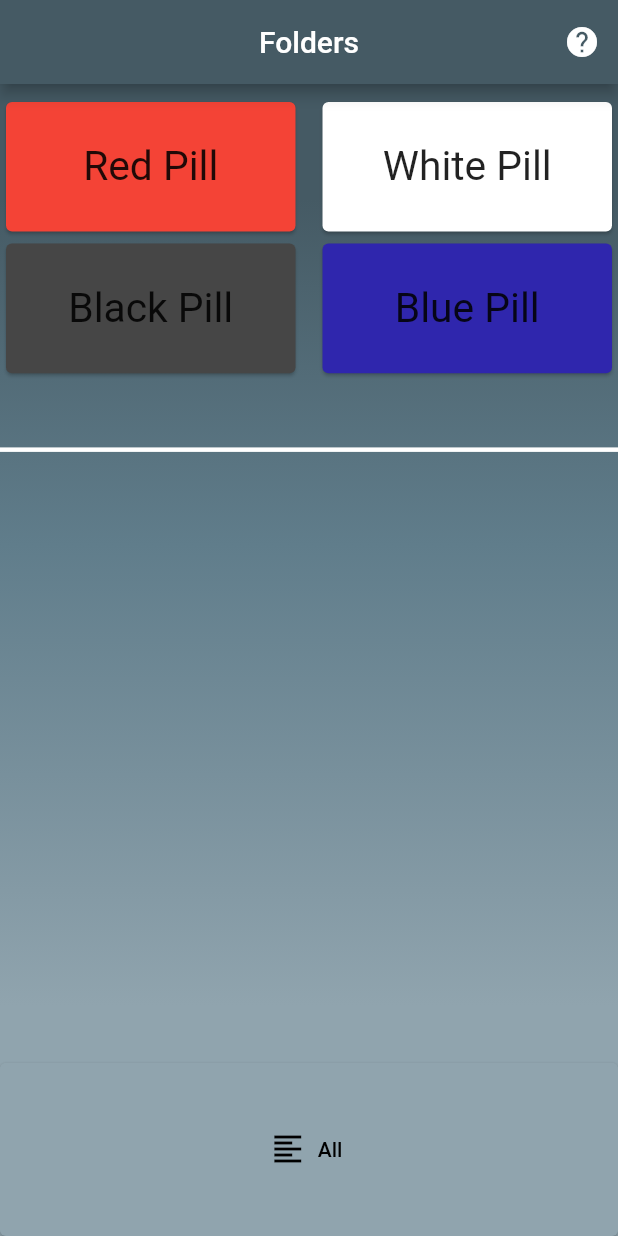
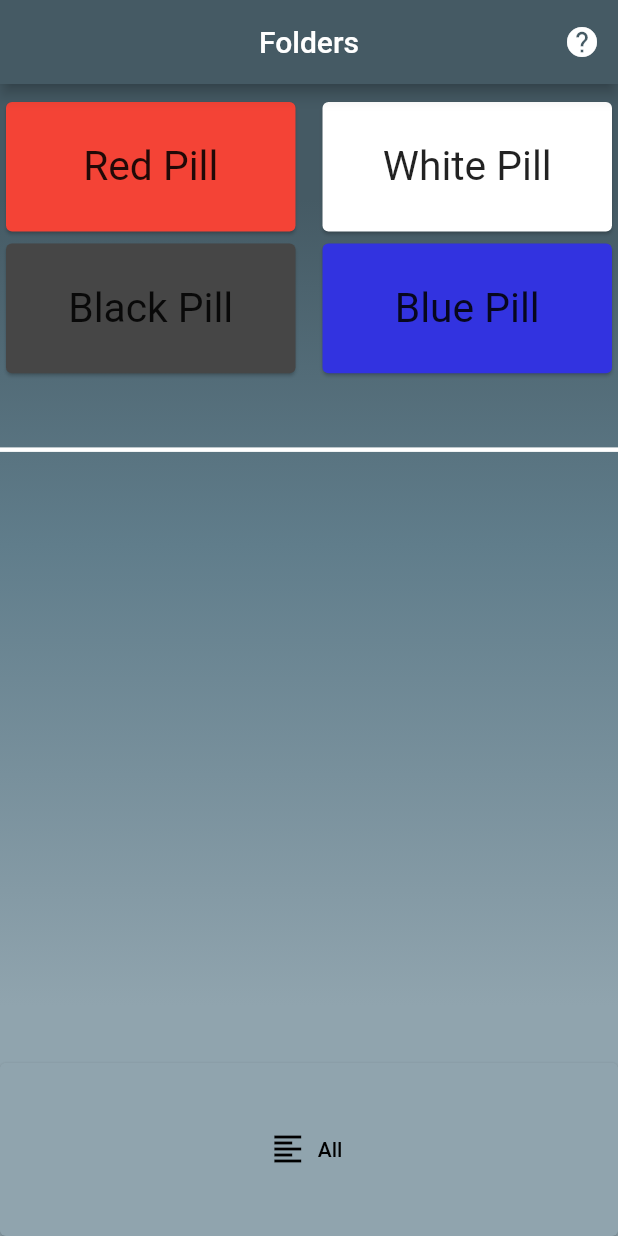
Before and after one commit to pzet123/writings, a Flutter app: the screen it shows after launch, on a phone screen of 412 x 824 dp. Run offline on Flutter 3.47's test engine with Material 2 defaults, Android fonts, the phone set to English and light mode, and no system bars.

```diff
--- a/lib/homeScreen.dart
+++ b/lib/homeScreen.dart
@@ -17,7 +17,7 @@ const String whitePillString = "White Pill";
 const String blackPillString = "Black Pill";
 const String bluePillString = "Blue Pill";
 const List folderImportanceAttributes = [[redPillString, Colors.red], [whitePillString, Colors.white],
-  [blackPillString, Color.fromARGB(255, 70, 70, 70)], [bluePillString, Color.fromARGB(255, 47, 38, 173)]];
+  [blackPillString, Color.fromARGB(255, 70, 70, 70)], [bluePillString, Color.fromARGB(255, 50, 51, 224)]];
 
 
 
@@ -140,7 +140,7 @@ class _homeScreenState extends State<homeScreen> with WidgetsBindingObserver{
   List<Widget> getTagFolders(Map writingTagMap, BuildContext context, Set tags){
     List<Widget> tagFolderCards = tags.map((tag) {
       return GestureDetector(
-        child: getFolderCard(tag, Colors.blueGrey[300]),
+        child: getFolderCard(tag, Colors.blueGrey[300], true),
         onTap: (){
           displayWritings(writingTagMap[tag], tag: tag);
         },
@@ -255,7 +255,7 @@ class _homeScreenState extends State<homeScreen> with WidgetsBindingObserver{
       String importanceName = importanceAttributes[0];
       Color importanceColor = importanceAttributes[1];
       return GestureDetector(
-        child: getFolderCard(importanceName, importanceColor),
+        child: getFolderCard(importanceName, importanceColor, false),
         onTap: () {
           displayWritings(writingImportanceMap[importanceName], importance: importanceName);
         },
@@ -264,7 +264,7 @@ class _homeScreenState extends State<homeScreen> with WidgetsBindingObserver{
     return importanceFolderCards;
   }
 
-  Widget getFolderCard(String title, Color color){
+  Widget getFolderCard(String title, Color color, bool folderCard){
     return Card(
       color: color,
       child: Padding(
@@ -272,7 +272,7 @@ class _homeScreenState extends State<homeScreen> with WidgetsBindingObserver{
         child: Center(
           child: Text(title,
               style: TextStyle(
-                fontSize: fontSize,
+                fontSize: (folderCard) ? fontSize * 0.8 : fontSize,
               )),
         ),
       ),
--- a/lib/writingScreen.dart
+++ b/lib/writingScreen.dart
@@ -249,7 +249,7 @@ class _writingScreenState extends State<writingScreen> with TickerProviderStateM
   Widget getBluePillContainer(Writing writing){
     return Container(
       margin: EdgeInsets.all(8),
-      child: getWidgetTile(writing,  Color.fromARGB(255, 47, 38, 173))
+      child: getWidgetTile(writing, Color.fromARGB(255, 50, 51, 224))
     );
   }
 
--- a/lib/writingViewing.dart
+++ b/lib/writingViewing.dart
@@ -59,7 +59,7 @@ class _writingViewingState extends State<writingViewing> {
               child: Column(
                 crossAxisAlignment: CrossAxisAlignment.stretch,
                 children: [
-                  _writingMetaDataWidget("Importance " + writing.importance, fontSize),
+                  _writingMetaDataWidget("Importance: " + writing.importance, fontSize),
                   _writingMetaDataWidget("Tags: " + ((writing.tags.length > 0) ? writing.getTagsString(): "None"), fontSize),
                   _writingMetaDataWidget(writing.dateOfWriting.toString().substring(0, 16), fontSize)
                 ],
--- a/pubspec.yaml
+++ b/pubspec.yaml
@@ -15,7 +15,7 @@ publish_to: 'none' # Remove this line if you wish to publish to pub.dev
 # In iOS, build-name is used as CFBundleShortVersionString while build-number used as CFBundleVersion.
 # Read more about iOS versioning at
 # https://developer.apple.com/library/archive/documentation/General/Reference/InfoPlistKeyReference/Articles/CoreFoundationKeys.html
-version: 1.0.0+1
+version: 1.0.1+2
 
 environment:
   sdk: ">=2.7.0 <3.0.0"
```
Also changed, not shown: 5 other files.
